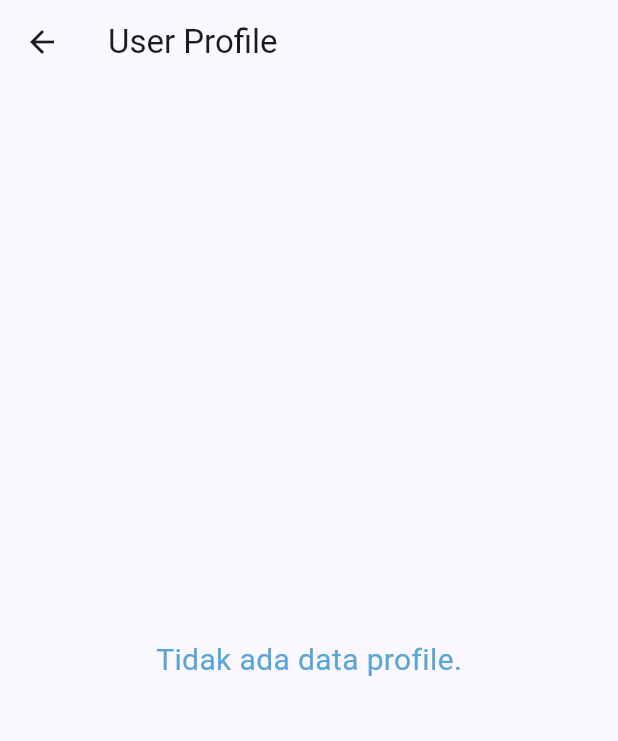
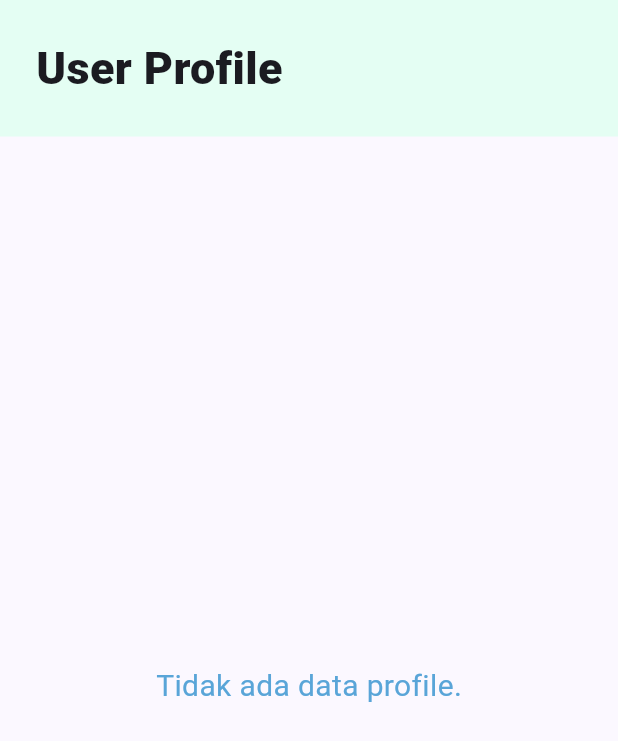
Before and after one commit to D12-PBP-23-24/Bookquet-mobile, a Flutter app: the DashboardPage screen opened directly, on a phone screen of 412 x 824 dp. Shown: the top 741 px of the screen. Run offline on Flutter 3.47's test engine with Material 3 defaults, Android fonts, the phone set to English and light mode, and no system bars; our stand-ins replace shared_preferences; accounts and stored records are empty; network calls fail.

Commit message:
tambah routing dashboard (main) + rapihin profile & editprofile

```diff
--- a/lib/main.dart
+++ b/lib/main.dart
@@ -1,4 +1,5 @@
 import 'package:bookquet_mobile/login.dart';
+import 'package:bookquet_mobile/profile.dart';
 
 import 'homepage.dart';
 import 'homepageEdbert.dart';
@@ -44,7 +45,7 @@
   final List<Widget> _pages = [
     Homepage(),
     ReadLaterListScreen(), // TODO: Routing ke Edbert (ganti ini)
-    // BookDetailPage(bookTitle: '',), // TODO: Routing ke Farah (ganti ini)
+    DashboardPage() // TODO: Routing ke Farah (ganti ini)
   ];
 
   @override
--- a/lib/profile.dart
+++ b/lib/profile.dart
@@ -15,24 +15,8 @@ class DashboardPage extends StatefulWidget {
 
 class _DashboardPageState extends State<DashboardPage> {
   Future<List<dashboard>> fetchProfile(BuildContext context) async {
-    var url = Uri.parse('http://127.0.0.1:8000/dashboard/get_profile/');
     final request = context.read<CookieRequest>();
-  //    Future<List<Item2>> _fetchBooks(BuildContext context) async {
-  //   var response = await request.get('http://127.0.0.1:8000/get-book');
-  //   List<Item2> list_product = [];
-  //   for (var d in response) {
-  //     if (d != null) {
-  //       list_product.add(Item2.fromJson(d));
-  //     }
-  //   }
-  //   return list_product;
-  // }
-    // var response = await http.get(
-    //   url,
-    //   headers: {"Content-Type": "application/json"},
-    // );
     var response = await request.get('http://127.0.0.1:8000/dashboard/get_profile/');
-    // var data = jsonDecode(utf8.decode(response.bodyBytes));
     print(response);
     List<dashboard> profile = [];
     for (var d in response) {
@@ -46,10 +30,27 @@ class _DashboardPageState extends State<DashboardPage> {
 @override
 Widget build(BuildContext context) {
   return Scaffold(
-      appBar: AppBar(
-        title: const Text('User Profile'),
+    body: Column(
+      children: [
+        Container(
+          color: const Color(0xffe4fef3),
+          padding: const EdgeInsets.all(24.0),
+          width: double.infinity,
+          child: const Column(
+            crossAxisAlignment: CrossAxisAlignment.start,
+            children: [
+              Text(
+                'User Profile',
+                style: TextStyle(
+                  fontSize: 30.0,
+                  fontWeight: FontWeight.w900,
                 ),
-      body: FutureBuilder(
+              ),
+            ],
+          ),
+        ),
+        Expanded(
+          child: FutureBuilder(
             future: fetchProfile(context),
             builder: (context, AsyncSnapshot<List<dashboard>> snapshot) {
               if (snapshot.connectionState == ConnectionState.waiting) {
@@ -64,15 +65,19 @@ class _DashboardPageState extends State<DashboardPage> {
               } else {
                 return ListView.builder(
                   itemCount: snapshot.data!.length,
-  itemBuilder: (_, index) => Card(
+                  itemBuilder: (_, index) => Container(
                     margin: const EdgeInsets.symmetric(horizontal: 16, vertical: 12),
+                    child: Card(
+                      elevation: 4,
                       child: Stack(
                         children: [
-        Column(
+                          Container(
+                            padding: const EdgeInsets.all(8),
+                            child: Column(
                               crossAxisAlignment: CrossAxisAlignment.stretch,
                               children: [
                                 ListTile(
-              contentPadding: const EdgeInsets.all(8), // Sesuaikan dengan preferensi Anda
+                                  contentPadding: const EdgeInsets.all(8),
                                   title: Center(
                                     child: Text(
                                       "Name: ${snapshot.data![index].fields.nickname}",
@@ -111,6 +116,7 @@ return ListView.builder(
                                 ),
                               ],
                             ),
+                          ),
                           Align(
                             alignment: Alignment.topRight,
                             child: Padding(
@@ -138,10 +144,13 @@ return ListView.builder(
                         ],
                       ),
                     ),
+                  ),
                 );
-
               }
             },
+          ),
+        ),
+      ],
     ),
   );
 }
```
Also changed, not shown: lib/edit_profile.dart (+1 -42 lines), 13 other files. Lines whose indentation alone changed are shown as unchanged.
